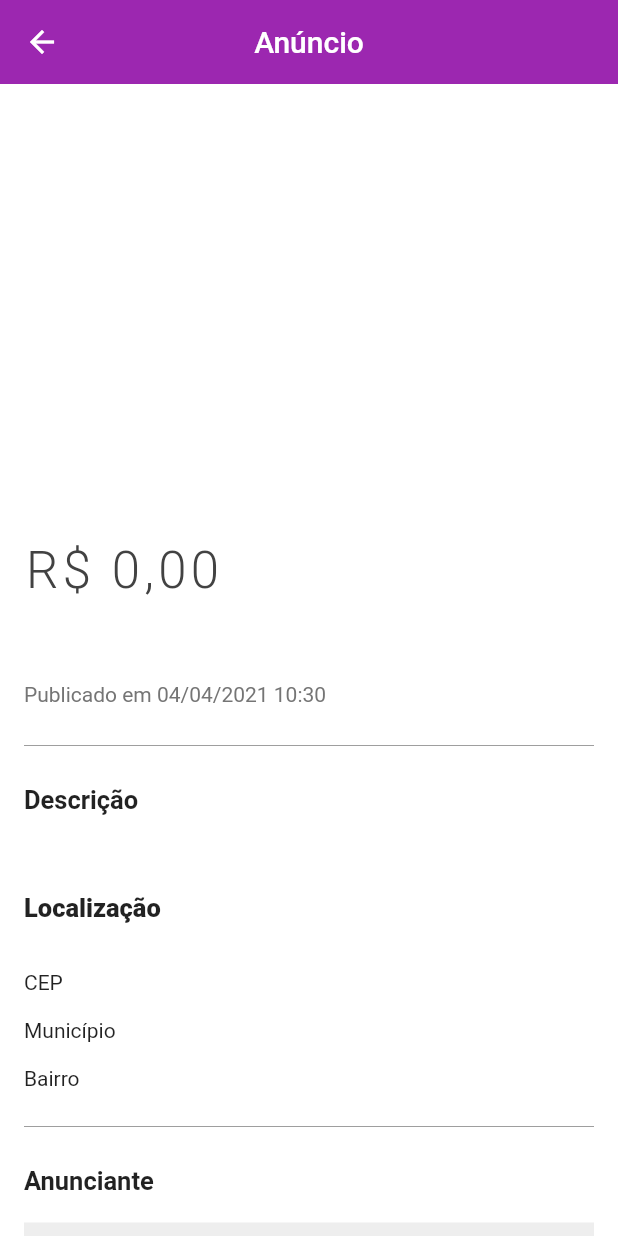
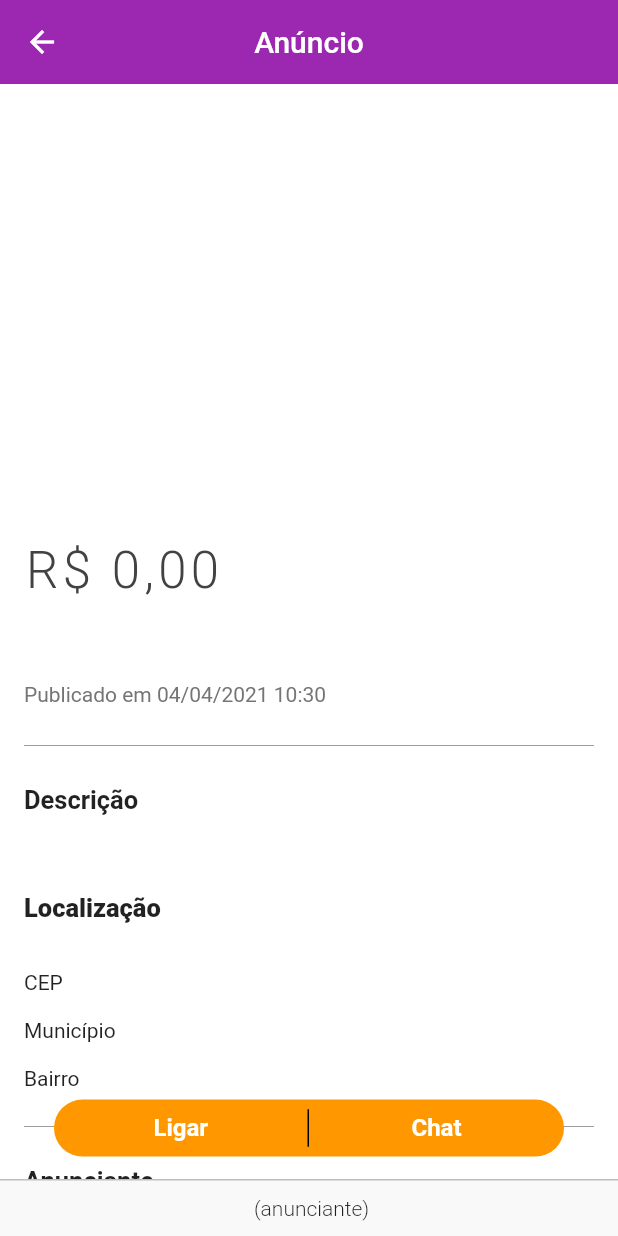
Before and after one commit to brunnuh/xlo_mobx, a Flutter app: the AdScreen screen opened directly with empty values, on a phone screen of 412 x 824 dp. Run offline on Flutter 3.47's test engine with Material 2 defaults, Android fonts, the phone set to English and light mode, and no system bars; drawn by our look-alikes of carousel_pro, readmore; our stand-ins replace brasil_fields, cached_network_image, dio, flutter_mobx, get_it, image_cropper and 4 more; accounts and stored records are empty; generated files the repository leaves out were written again; network calls fail; statements that could not run were skipped.

Commit message:
added button_bar in ad_screeb

```diff
--- a/lib/screens/ad/ad_screen.dart
+++ b/lib/screens/ad/ad_screen.dart
@@ -2,6 +2,7 @@ import 'package:cached_network_image/cached_network_image.dart';
 import 'package:carousel_pro/carousel_pro.dart';
 import 'package:flutter/material.dart';
 import 'package:xlo_mobx/models/ad.dart';
+import 'package:xlo_mobx/screens/ad/components/bottom_bar.dart';
 
 import 'components/description_panel.dart';
 import 'components/location_panel.dart';
@@ -21,7 +22,9 @@ class AdScreen extends StatelessWidget {
         centerTitle: true,
       ),
       backgroundColor: Colors.white,
-      body: ListView(
+      body: Stack(
+        children: [
+          ListView(
             children: [
               Container(
                 height: 280,
@@ -51,13 +54,16 @@ class AdScreen extends StatelessWidget {
                     ),
                     UserPanel(ad),
                     const SizedBox(
-                  height: 16,
+                      height: 46,
                     ),
                   ],
                 ),
               )
             ],
           ),
+          BottomBar(ad),
+        ],
+      ),
     );
   }
 }
--- /dev/null
+++ b/lib/screens/ad/components/bottom_bar.dart
@@ -0,0 +1,101 @@
+import 'package:flutter/material.dart';
+import 'package:url_launcher/url_launcher.dart';
+import 'package:xlo_mobx/models/ad.dart';
+
+class BottomBar extends StatelessWidget {
+  final Ad ad;
+
+  BottomBar(this.ad);
+
+  @override
+  Widget build(BuildContext context) {
+    return Positioned(
+      bottom: 0,
+      left: 0,
+      right: 0,
+      child: Column(
+        children: [
+          Container(
+            margin: const EdgeInsets.symmetric(horizontal: 36),
+            height: 38,
+            decoration: BoxDecoration(
+              color: Colors.orange,
+              borderRadius: BorderRadius.circular(19),
+            ),
+            child: Row(
+              children: [
+                if (!ad.hidePhone)
+                  Expanded(
+                    child: GestureDetector(
+                      onTap: () {
+                        final phone =
+                            ad.user.phone.replaceAll(RegExp('[^0-9]'), '');
+                        launch('tel:$phone');
+                      },
+                      child: Container(
+                        height: 25,
+                        decoration: BoxDecoration(
+                          border: Border(
+                            right: BorderSide(
+                              color: Colors.black,
+                            ),
+                          ),
+                        ),
+                        alignment: Alignment.center,
+                        child: Text(
+                          'Ligar',
+                          style: TextStyle(
+                            color: Colors.white,
+                            fontSize: 16,
+                            fontWeight: FontWeight.w700,
+                          ),
+                        ),
+                      ),
+                    ),
+                  ),
+                Expanded(
+                  child: GestureDetector(
+                    child: Container(
+                      height: 25,
+                      alignment: Alignment.center,
+                      decoration: BoxDecoration(),
+                      child: Text(
+                        'Chat',
+                        style: TextStyle(
+                          color: Colors.white,
+                          fontSize: 16,
+                          fontWeight: FontWeight.w700,
+                        ),
+                      ),
+                    ),
+                  ),
+                ),
+              ],
+            ),
+          ),
+          const SizedBox(
+            height: 15,
+          ),
+          Container(
+            decoration: BoxDecoration(
+              color: const Color.fromRGBO(249, 249, 249, 1),
+              border: Border(
+                top: BorderSide(
+                  color: Colors.grey[400],
+                ),
+              ),
+            ),
+            height: 38,
+            alignment: Alignment.center,
+            child: Text(
+              '${ad.user.name} (anunciante)',
+              style: TextStyle(
+                fontWeight: FontWeight.w300,
+              ),
+            ),
+          )
+        ],
+      ),
+    );
+  }
+}
--- a/pubspec.yaml
+++ b/pubspec.yaml
@@ -42,6 +42,7 @@ dependencies:
   intl: ^0.17.0
   carousel_pro: ^1.0.0
   readmore: ^2.0.0
+  url_launcher: ^5.7.10
 
   flutter_localizations:
     sdk: flutter
```
Also changed, not shown: lib/stores/home_store.g.dart, pubspec.lock. Lines whose indentation alone changed are shown as unchanged.
